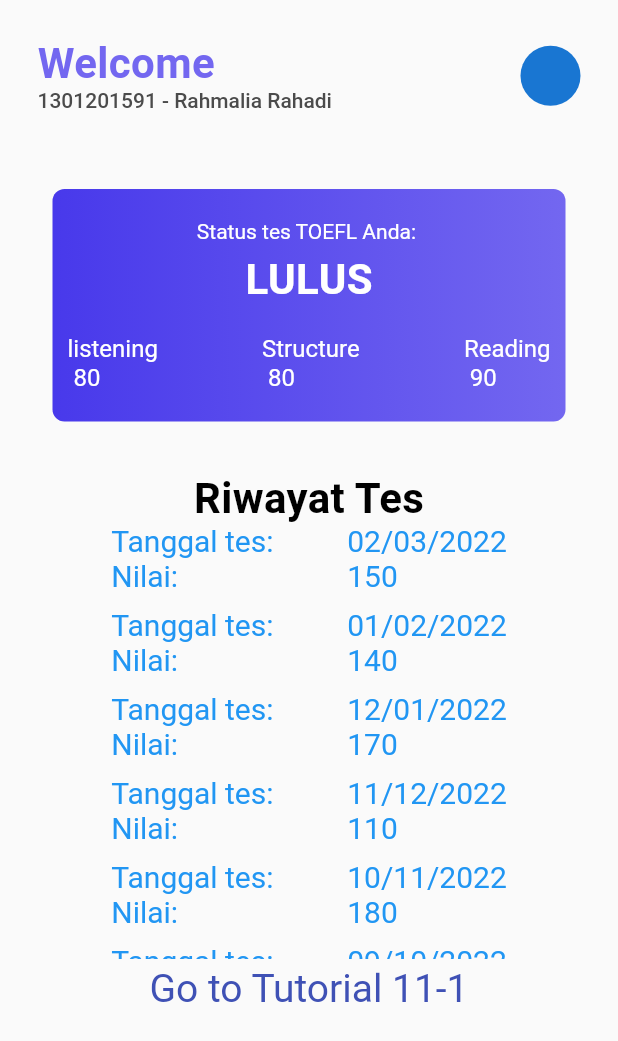
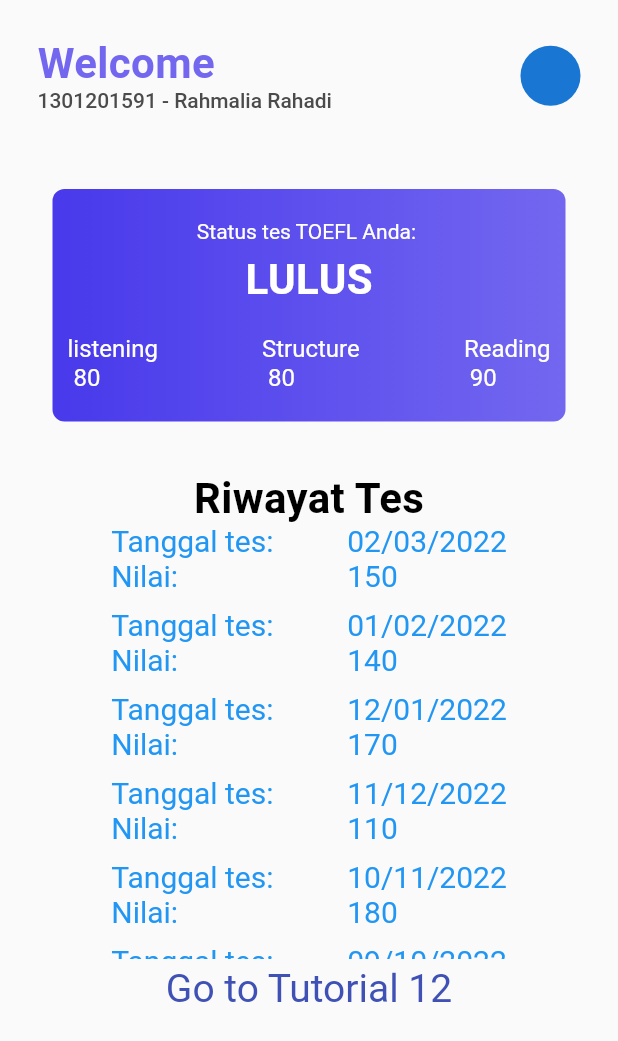
Before and after one commit to rahma-04/tutorial_flutter_1301201591, a Flutter app: the screen it shows after launch, on a phone screen of 412 x 824 dp. Shown: the top 1041 px of the screen. Run offline on Flutter 3.47's test engine with Material 2 defaults, Android fonts, the phone set to English and light mode, and no system bars.

Commit message:
Tutorial 12 - Networking part 1

```diff
--- /dev/null
+++ b/lib/Product.dart
@@ -0,0 +1,19 @@
+class Product {
+  final int id;
+  final String name;
+  final int price;
+
+  const Product({
+    required this.id,
+    required this.name,
+    required this.price,
+  });
+
+  factory Product.fromJson(Map<String, dynamic> json) {
+    return Product(
+      id: json['id'],
+      name: json['name'],
+      price: json['price'],
+    );
+  }
+}
--- a/lib/main.dart
+++ b/lib/main.dart
@@ -172,13 +172,13 @@ class _MyHomePageState extends State<MyHomePage> {
               Container(
                 margin: EdgeInsets.symmetric(vertical: 5),
                 child: InkWell(
-                  child: Text('Go to Tutorial 11-1',
+                  child: Text('Go to Tutorial 12',
                       style: TextStyle(color: Colors.indigo, fontSize: 26)),
                   onTap: () {
                     Navigator.push(
                         context,
                         MaterialPageRoute(
-                            builder: (context) => const MyApp11_1()));
+                            builder: (context) => const MyApp12()));
                   },
                 ),
               )
```
Also changed, not shown: lib/tutorial_12.dart (added, +102 -0 lines).
